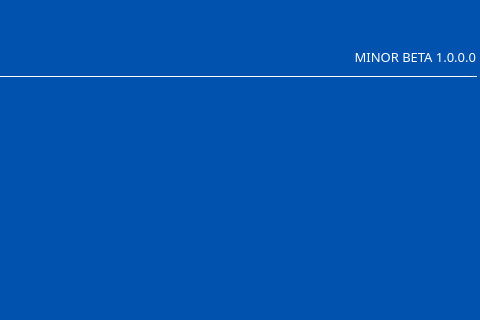
Old version of the form src/qt/forms/mainwindow.ui in the repository WorldcoinGlobal/WorldcoinLegacy; both pictures show x 420 to 900 and y 0 to 320 of the 900 by 570 pixel window.
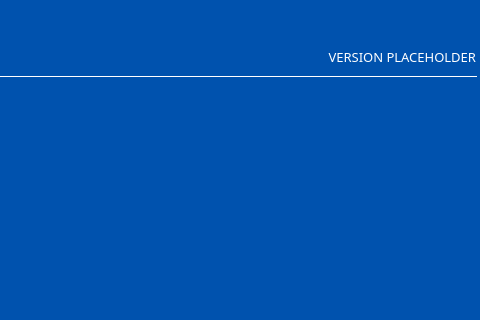
New version of the form. Icons and pictures are not drawn.

What changed in the file:
```diff
--- a/src/qt/forms/mainwindow.ui
+++ b/src/qt/forms/mainwindow.ui
@@ -819,7 +819,7 @@
            </font>
           </property>
           <property name="text">
-           <string>MINOR BETA 1.0.0.0</string>
+           <string>VERSION PLACEHOLDER</string>
           </property>
           <property name="alignment">
            <set>Qt::AlignRight|Qt::AlignTrailing|Qt::AlignVCenter</set>
```
